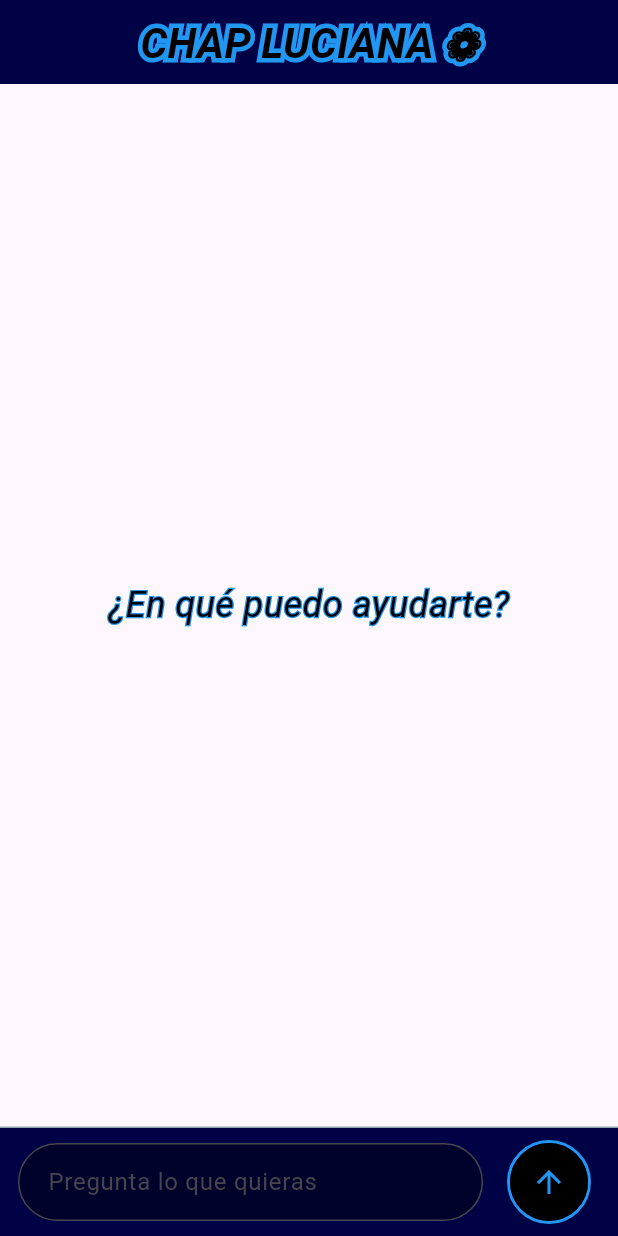
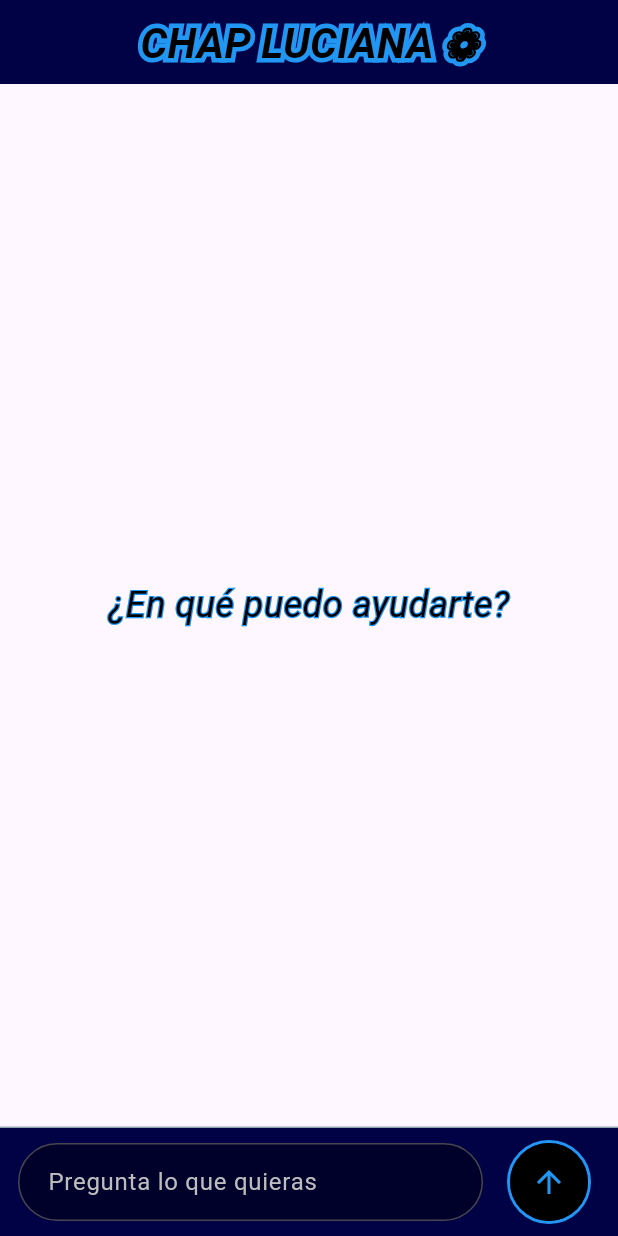
Before and after one commit to jholian10/CHAP_IA_0.0.1, a Flutter app: the screen it shows after launch, after a tap on the "arrow upward" icon, on a phone screen of 412 x 824 dp. Run offline on Flutter 3.47's test engine with Material 3 defaults, Android fonts, the phone set to English and light mode, and no system bars; our stand-ins replace flutter_bloc.

Commit message:
mejo la entrada de texto del usuario

```diff
--- a/chap_ia_001/lib/views/chat_page.dart
+++ b/chap_ia_001/lib/views/chat_page.dart
@@ -90,7 +90,7 @@ class _ChatPageState extends State<ChatPage> {
                                 foreground: Paint()
                                   ..style = PaintingStyle.stroke
                                   ..strokeWidth = 1.5
-                                  ..color = Colors.blue, // Borde azul
+                                  ..color = Colors.blue,
                               ),
                             ),
                             Text(
@@ -98,7 +98,7 @@ class _ChatPageState extends State<ChatPage> {
                               style: TextStyle(
                                 fontSize: 24,
                                 fontStyle: FontStyle.italic,
-                                color: Colors.black, // Letra negra
+                                color: Colors.black,
                               ),
                             ),
                           ],
@@ -123,12 +123,14 @@ class _ChatPageState extends State<ChatPage> {
                   Expanded(
                     child: TextField(
                       controller: _controller,
+                      style: TextStyle(color: Colors.white),
                       decoration: InputDecoration(
                         contentPadding: EdgeInsets.symmetric(
                           horizontal: 16,
                           vertical: 14,
                         ),
                         hintText: "Pregunta lo que quieras",
+                        hintStyle: TextStyle(color: Colors.grey.shade400),
                         border: OutlineInputBorder(
                           borderRadius: BorderRadius.circular(30),
                         ),
@@ -137,6 +139,7 @@ class _ChatPageState extends State<ChatPage> {
                       ),
                     ),
                   ),
+
                   const SizedBox(width: 10),
                   Container(
                     decoration: BoxDecoration(
@@ -151,7 +154,7 @@ class _ChatPageState extends State<ChatPage> {
                             SendMessageEvent(pregunta),
                           );
                           _controller.clear();
-                          FocusScope.of(context).unfocus(); // Oculta el teclado
+                          FocusScope.of(context).unfocus();
                         }
                       },
                       style: ElevatedButton.styleFrom(
```
